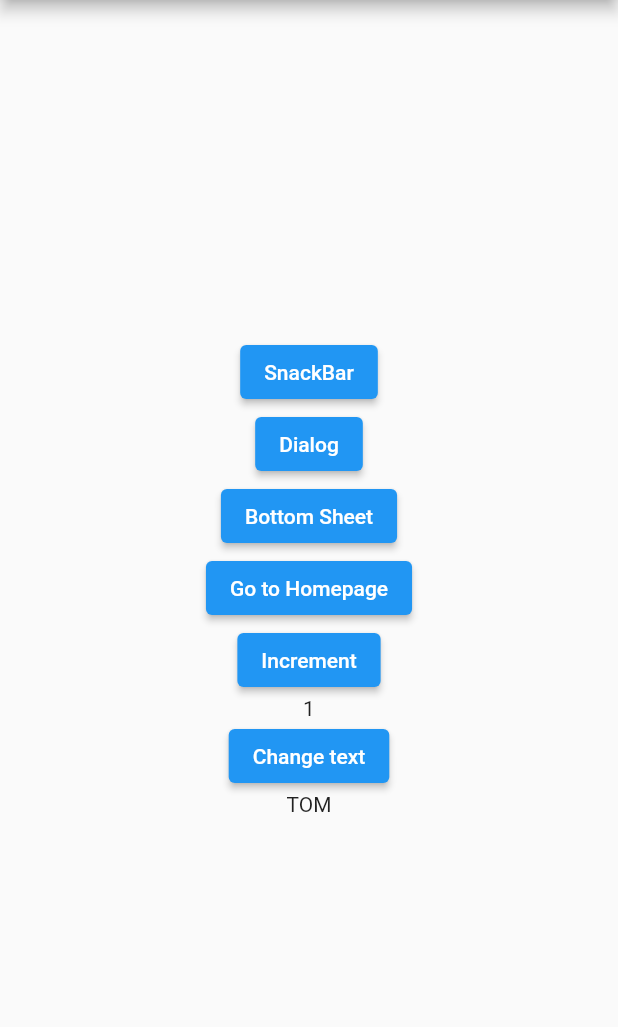
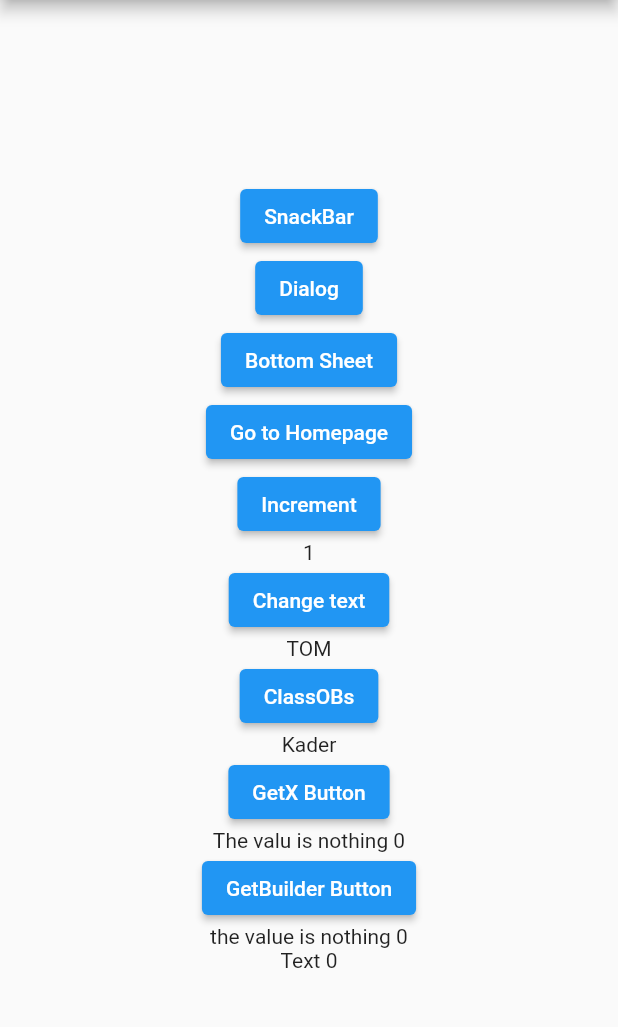
Before and after one commit to musfiqshanta/getX_project, a Flutter app: the screen it shows after launch, after a tap on "Increment", after a tap on "Change text", on a phone screen of 412 x 824 dp, the part 84-1111 px from its top. Run offline on Flutter 3.47's test engine with Material 2 defaults, Android fonts, the phone set to English and light mode, and no system bars; our stand-ins replace get.

Commit message:
GetX Controller

```diff
--- /dev/null
+++ b/lib/controller.dart
@@ -0,0 +1,68 @@
+import 'package:flutter/material.dart';
+import 'package:get/get.dart';
+import 'students.dart';
+
+class MyController extends GetxController {
+  Students students = Students();
+
+  void uppercase() {
+    students.name.value = students.name.value.toUpperCase();
+  }
+
+  void lowercase() {
+    students.name.value = students.name.value.toLowerCase();
+  }
+}
+
+class MyclassObs extends GetxController {
+  final nStudents = NStudents(age: 13, name: "Kader").obs;
+
+  void updatevalue() {
+    nStudents.update((students) {
+      students!.name = students.name.toUpperCase();
+    });
+  }
+}
+
+class Increment extends GetxController {
+  var incre = 0.obs;
+
+  void incremnt() {
+    incre++;
+  }
+}
+
+class Getbuilder extends GetxController {
+  var incre = 0;
+  void incremetion() {
+    incre++;
+    update();
+  }
+}
+
+class AutoIncrement extends GetxController {
+  int cout = 0;
+  void increment() async {
+    await Future.delayed(const Duration(seconds: 5));
+    cout++;
+    print("x");
+    update();
+  }
+
+  void disposs() {
+    print("Dispose");
+    update();
+  }
+
+  @override
+  void oninit() {
+    print("init called");
+    super.onInit();
+  }
+
+  @override
+  void onClose() {
+    print("Disclose");
+    super.dispose();
+  }
+}
--- a/lib/main.dart
+++ b/lib/main.dart
@@ -1,6 +1,7 @@
 import 'package:flutter/material.dart';
 import 'package:get/get.dart';
 import 'package:getx_project/home.dart';
+import 'controller.dart';
 import 'students.dart';
 
 void main() {
@@ -38,8 +39,12 @@ class _MyHomePageState extends State<MyHomePage> {
     _counter++;
   }
 
-  final students = Students(name: "Tom", age: 18).obs;
-
+  int track = 0;
+  final controller = Get.put(MyController());
+  final myclassObs = Get.put(MyclassObs());
+  final increments = Get.put(Increment());
+  //final students = Students(name: "Tom", age: 18).obs;
+  final autoIncrement = Get.put(AutoIncrement());
   @override
   Widget build(BuildContext context) {
     return Scaffold(
@@ -106,12 +111,53 @@ class _MyHomePageState extends State<MyHomePage> {
             Obx(() => Text(_counter.toString())),
             ElevatedButton(
                 onPressed: () {
-                  students.update((students) {
-                    students!.name = students.name.toUpperCase();
-                  });
+                  // students.update((students) {
+                  //   students!.name = students.name.toUpperCase();
+                  // });
+                  if (0 == track) {
+                    track = 1;
+
+                    controller.uppercase();
+                  } else if (1 == track) {
+                    track = 0;
+                    controller.lowercase();
+                  }
                 },
                 child: Text("Change text")),
-            Obx(() => Text(students.value.name))
+            Obx(() => Text(controller.students.name.value)),
+            ElevatedButton(
+                onPressed: () {
+                  myclassObs.updatevalue();
+                },
+                child: Text("ClassOBs")),
+            Obx(() => Text(myclassObs.nStudents.value.name)),
+            ElevatedButton(
+                onPressed: () {
+                  Get.find<Increment>().incremnt();
+                },
+                child: Text("GetX Button")),
+            GetX<Increment>(
+                init: Increment(),
+                builder: (con) {
+                  return Text("The valu is nothing ${con.incre}");
+                }),
+            ElevatedButton(
+                onPressed: () {
+                  Get.find<Getbuilder>().incremetion();
+                },
+                child: Text("GetBuilder Button")),
+            GetBuilder<Getbuilder>(
+                init: Getbuilder(),
+                builder: (con) {
+                  return Text("the value is nothing ${con.incre}");
+                }),
+            GetBuilder<AutoIncrement>(
+                init: AutoIncrement(),
+                initState: (state) => autoIncrement.oninit(),
+                dispose: (_) => autoIncrement.onClose(),
+                builder: (con) {
+                  return Text("Text ${con.cout}");
+                }),
           ],
         ),
       ),
--- a/lib/students.dart
+++ b/lib/students.dart
@@ -2,10 +2,15 @@ import 'package:flutter/material.dart';
 import 'package:get/get.dart';
 
 class Students {
-  // var name = "tom".obs;
-  // var age = 18.obs;
+  var name = "tom".obs;
+  var age = 18.obs;
 
-  Students({required this.name, required this.age});
+
+}
+class NStudents {
+
+
+  NStudents({required this.name, required this.age});
 
   String name;
   int age;
```
